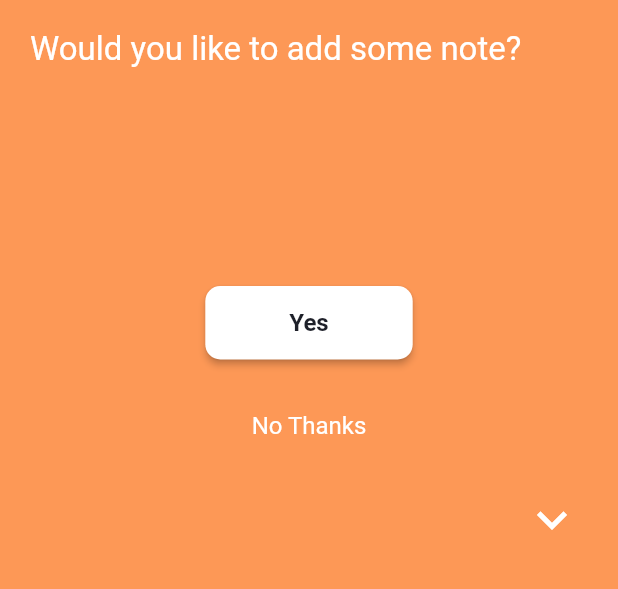
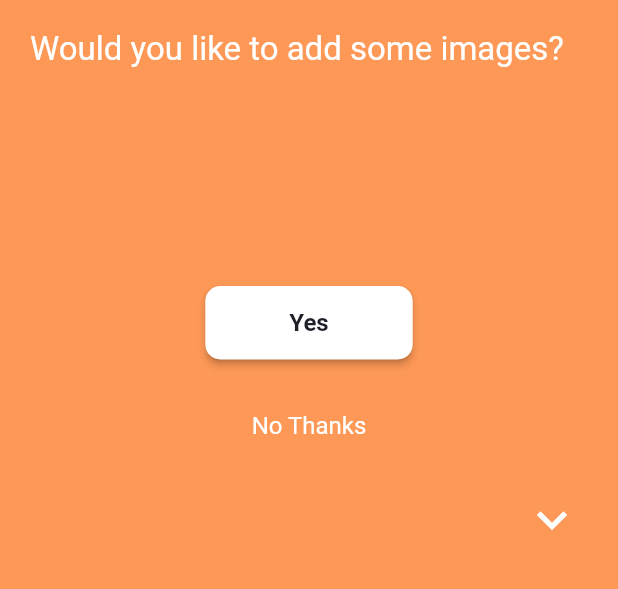
Before and after one commit to abdullah432/koko, a Flutter app: the WhatHappened screen opened directly, after a tap on "Yes", after a tap on the "navigate next" icon, on a phone screen of 412 x 824 dp, the part 143-732 px from its top. Run offline on Flutter 3.47's test engine with Material 2 defaults, Android fonts, the phone set to English and light mode, and no system bars; our stand-ins replace animated_text_kit, cloud_firestore, date_format, firebase_auth, firebase_core, firebase_storage and 6 more; missing offline and left inert: dart:ffi, facebook_audience_network, flutter_facebook_login, multi_image_picker; accounts and stored records are empty.

Commit message:
images upload support added

```diff
--- a/lib/main.dart
+++ b/lib/main.dart
@@ -1,5 +1,4 @@
 import 'package:facebook_audience_network/facebook_audience_network.dart';
-import 'package:firebase_admob/firebase_admob.dart';
 import 'package:firebase_core/firebase_core.dart';
 import 'package:kuku/screens/rootpage.dart';
 import 'package:flutter/material.dart';
@@ -14,9 +13,6 @@ void main() async {
   await Firebase.initializeApp();
   await Constant.loadSettings();
 
-  //admob ads initialize
-  FirebaseAdMob.instance
-      .initialize(appId: "ca-app-pub-5554760537482883~8172684706");
   //facebook ads
   FacebookAudienceNetwork.init(
     // testingId: "37b1da9d-b48c-4103-a393-2e095e734bd6", //optional
--- /dev/null
+++ b/lib/screens/imagesview.dart
@@ -0,0 +1,263 @@
+import 'package:kuku/utils/GlobalData.dart';
+import 'package:kuku/widgets/PhotoHero.dart';
+import 'package:kuku/screens/saveStory.dart';
+import 'package:kuku/utils/constant.dart';
+import 'package:flutter/cupertino.dart';
+import 'package:flutter/material.dart';
+import 'package:kuku/widgets/imagesgridview.dart';
+import 'package:multi_image_picker/multi_image_picker.dart';
+
+class ImagesView extends StatefulWidget {
+  @override
+  State<StatefulWidget> createState() {
+    return ImagesViewState();
+  }
+}
+
+class ImagesViewState extends State<ImagesView> {
+  double minimumPadding = 5.0;
+  bool buttonVisibility = true;
+  bool imagesViewVisibility = false;
+  TextEditingController noteController = TextEditingController();
+
+  //images picker
+  List<Asset> images = List<Asset>();
+  String _error;
+
+  @override
+  Widget build(BuildContext context) {
+    return Scaffold(
+      resizeToAvoidBottomPadding: false,
+      body: SizedBox.expand(
+        child: Constant.primiumThemeSelected
+            ? ImagePremiumContainer(
+                child: mainBody(),
+                gradient: Constant.selectedGradient,
+              )
+            : ImageNonPremiumContainer(
+                child: mainBody(),
+                color: Constant.selectedColor,
+              ),
+      ),
+    );
+  }
+
+  Widget mainBody() {
+    return SingleChildScrollView(
+      child: Column(
+        children: <Widget>[
+          Row(
+            mainAxisAlignment: MainAxisAlignment.spaceBetween,
+            children: <Widget>[
+              Padding(
+                padding: EdgeInsets.only(
+                    top: minimumPadding * 8, left: minimumPadding * 3),
+                child: Align(
+                    alignment: Alignment.topLeft,
+                    child: PhotoHero(
+                      photo: 'images/logo.png',
+                      width: 55,
+                    )),
+              ),
+              Padding(
+                padding: EdgeInsets.only(
+                    top: minimumPadding * 8, right: minimumPadding * 4),
+                child: IconButton(
+                    icon: Image.asset('images/cancelwhite.png'),
+                    iconSize: 10,
+                    onPressed: () {
+                      moveToLastScreen();
+                    }),
+              )
+            ],
+          ),
+          Padding(
+              padding: EdgeInsets.only(
+                  top: minimumPadding * 4,
+                  left: minimumPadding * 4,
+                  right: minimumPadding * 4,
+                  bottom: minimumPadding * 4),
+              child: Align(
+                alignment: Alignment.topLeft,
+                child: Text(
+                  'Would you like to add some images?',
+                  style: TextStyle(color: Colors.white, fontSize: 22.0),
+                ),
+              )),
+          Visibility(
+              visible: buttonVisibility,
+              child: Padding(
+                padding: EdgeInsets.only(top: minimumPadding * 25),
+                child: RaisedButton(
+                  color: Colors.white,
+                  shape: RoundedRectangleBorder(
+                      borderRadius: BorderRadius.circular(10)),
+                  child: Padding(
+                    padding: EdgeInsets.only(
+                      left: minimumPadding * 8,
+                      right: minimumPadding * 8,
+                      top: minimumPadding * 3,
+                      bottom: minimumPadding * 3,
+                    ),
+                    child: Text(
+                      'Yes',
+                      style: TextStyle(
+                          color: Constant.color5,
+                          fontWeight: FontWeight.bold,
+                          fontSize: 16),
+                    ),
+                  ),
+                  onPressed: () {
+                    setState(() {
+                      loadAssets();
+                      yesButtonLogic();
+                    });
+                  },
+                ),
+              )),
+          Visibility(
+              visible: buttonVisibility,
+              child: Padding(
+                padding: EdgeInsets.only(top: minimumPadding * 4),
+                child: FlatButton(
+                    child: Text(
+                      'No Thanks',
+                      style: TextStyle(color: Colors.white, fontSize: 16),
+                    ),
+                    onPressed: () {
+                      if (images != null) {
+                        GlobalData.images = images;
+                      }
+
+                      Navigator.push(context,
+                          MaterialPageRoute(builder: (context) => SaveStory()));
+                    }),
+              )),
+          Visibility(
+            visible: imagesViewVisibility,
+            child: ImagesGridView(images: images,),
+            // GridView.count(
+            //   // Create a grid with 2 columns. If you change the scrollDirection to
+            //   // horizontal, this produces 2 rows.
+            //   crossAxisCount: 3,
+            //   // Generate 100 widgets that display their index in the List.
+            //   shrinkWrap: true,
+            //   physics: const NeverScrollableScrollPhysics(),
+            //   children: List.generate(3, (index) {
+            //     return Center(
+            //         child: Container(
+            //       height: 90,
+            //       width: 90,
+            //       decoration: BoxDecoration(
+            //         borderRadius: BorderRadius.circular(10),
+            //         color: Colors.white,
+            //       ),
+            //     ));
+            //   }),
+            // ),
+          ),
+          Padding(
+              padding: EdgeInsets.only(top: minimumPadding * 3),
+              child: Align(
+                  alignment: Alignment.topRight,
+                  child: FlatButton(
+                    onPressed: () {
+                      if (images != null) {
+                        GlobalData.images = images;
+                      }
+                      Navigator.push(context,
+                          MaterialPageRoute(builder: (context) => SaveStory()));
+                    },
+                    child: RotatedBox(
+                      quarterTurns: 1,
+                      child: Icon(
+                        Icons.navigate_next,
+                        size: 40.0,
+                        color: Colors.white,
+                      ),
+                    ),
+                  )))
+        ],
+      ),
+    );
+  }
+
+  void moveToLastScreen() {
+    Navigator.pop(context);
+  }
+
+  void yesButtonLogic() {
+    buttonVisibility = false;
+    imagesViewVisibility = true;
+  }
+
+  Future<void> loadAssets() async {
+    setState(() {
+      images = List<Asset>();
+    });
+
+    List<Asset> resultList;
+    String error;
+
+    try {
+      resultList = await MultiImagePicker.pickImages(
+        maxImages: 300,
+      );
+    } on Exception catch (e) {
+      error = e.toString();
+    }
+
+    // If the widget was removed from the tree while the asynchronous platform
+    // message was in flight, we want to discard the reply rather than calling
+    // setState to update our non-existent appearance.
+    if (!mounted) return;
+
+    setState(() {
+      print('***setstate called***');
+      images = resultList;
+      if (error == null) _error = 'No Error Dectected';
+    });
+  }
+}
+
+//custom container classes
+
+class ImagePremiumContainer extends StatelessWidget {
+  final child;
+  LinearGradient gradient;
+  ImagePremiumContainer(
+      {@required this.child, @required this.gradient, Key key})
+      : super(key: key);
+
+  @override
+  Widget build(BuildContext context) {
+    return Container(
+      // width: MediaQuery.of(context).size.width,
+      // height: MediaQuery.of(context).size.height >= 775.0
+      //     ? MediaQuery.of(context).size.height
+      //     : 775.0,
+      decoration: BoxDecoration(gradient: gradient),
+      child: child,
+    );
+  }
+}
+
+class ImageNonPremiumContainer extends StatelessWidget {
+  final child;
+  Color color;
+  ImageNonPremiumContainer(
+      {@required this.child, @required this.color, Key key})
+      : super(key: key);
+
+  @override
+  Widget build(BuildContext context) {
+    return Container(
+      // width: MediaQuery.of(context).size.width,
+      // height: MediaQuery.of(context).size.height >= 775.0
+      //     ? MediaQuery.of(context).size.height
+      //     : 775.0,
+      color: color,
+      child: child,
+    );
+  }
+}
--- a/lib/screens/note.dart
+++ /dev/null
@@ -1,175 +0,0 @@
-import 'package:kuku/utils/GlobalData.dart';
-import 'package:kuku/widgets/PhotoHero.dart';
-import 'package:kuku/screens/saveStory.dart';
-import 'package:kuku/utils/constant.dart';
-import 'package:flutter/cupertino.dart';
-import 'package:flutter/material.dart';
-import 'package:kuku/widgets/nonpremiumcontainer.dart';
-import 'package:kuku/widgets/premiumcontainer.dart';
-
-class Note extends StatefulWidget {
-  @override
-  State<StatefulWidget> createState() {
-    return NoteState();
-  }
-}
-
-class NoteState extends State<Note> {
-  double minimumPadding = 5.0;
-  bool buttonVisibility = true;
-  bool textBoxVisibility = false;
-
-  TextEditingController noteController = TextEditingController();
-
-  @override
-  Widget build(BuildContext context) {
-    return Scaffold(
-        resizeToAvoidBottomPadding: false,
-        body: SizedBox.expand(
-            child: Constant.primiumThemeSelected
-                ? PremiumContainer(
-                    child: mainBody(),
-                    gradient: Constant.selectedGradient,
-                  )
-                : NonPremiumContainer(
-                    child: mainBody(),
-                    color: Constant.selectedColor,
-                  )));
-  }
-
-  Widget mainBody() {
-    return Column(
-      children: <Widget>[
-        Row(
-          mainAxisAlignment: MainAxisAlignment.spaceBetween,
-          children: <Widget>[
-            Padding(
-              padding: EdgeInsets.only(
-                  top: minimumPadding * 8, left: minimumPadding * 3),
-              child: Align(
-                  alignment: Alignment.topLeft,
-                  child: PhotoHero(
-                    photo: 'images/logo.png',
-                    width: 55,
-                  )),
-            ),
-            Padding(
-              padding: EdgeInsets.only(
-                  top: minimumPadding * 8, right: minimumPadding * 4),
-              child: IconButton(
-                  icon: Image.asset('images/cancelwhite.png'),
-                  iconSize: 10,
-                  onPressed: () {
-                    moveToLastScreen();
-                  }),
-            )
-          ],
-        ),
-        Padding(
-            padding: EdgeInsets.only(
-                top: minimumPadding * 4,
-                left: minimumPadding * 4,
-                bottom: minimumPadding * 4),
-            child: Align(
-              alignment: Alignment.topLeft,
-              child: Text(
-                'Would you like to add some note?',
-                style: TextStyle(color: Colors.white, fontSize: 22.0),
-              ),
-            )),
-        Visibility(
-            visible: buttonVisibility,
-            child: Padding(
-              padding: EdgeInsets.only(top: minimumPadding * 25),
-              child: RaisedButton(
-                color: Colors.white,
-                shape: RoundedRectangleBorder(
-                    borderRadius: BorderRadius.circular(10)),
-                child: Padding(
-                  padding: EdgeInsets.only(
-                    left: minimumPadding * 8,
-                    right: minimumPadding * 8,
-                    top: minimumPadding * 3,
-                    bottom: minimumPadding * 3,
-                  ),
-                  child: Text(
-                    'Yes',
-                    style: TextStyle(
-                        color: Constant.color5,
-                        fontWeight: FontWeight.bold,
-                        fontSize: 16),
-                  ),
-                ),
-                onPressed: () {
-                  setState(() {
-                    yesButtonLogic();
-                  });
-                },
-              ),
-            )),
-        Visibility(
-            visible: buttonVisibility,
-            child: Padding(
-              padding: EdgeInsets.only(top: minimumPadding * 4),
-              child: FlatButton(
-                  child: Text(
-                    'No Thanks',
-                    style: TextStyle(color: Colors.white, fontSize: 16),
-                  ),
-                  onPressed: () {
-                    Navigator.push(context,
-                        MaterialPageRoute(builder: (context) => SaveStory()));
-                  }),
-            )),
-        Visibility(
-          visible: textBoxVisibility,
-          child: Padding(
-            padding: EdgeInsets.only(
-                left: minimumPadding * 5, right: minimumPadding * 4),
-            child: TextField(
-              controller: noteController,
-              maxLines: 15,
-              decoration: InputDecoration(
-                border: new OutlineInputBorder(
-                    borderSide: new BorderSide(color: Colors.teal)),
-                hintStyle: TextStyle(color: Colors.white70),
-                hintText: 'Add some notes ...',
-              ),
-              style: TextStyle(color: Colors.white, fontSize: 15),
-              onChanged: (value) {
-                GlobalData.note = noteController.text;
-              },
-            ),
-          ),
-        ),
-        Padding(
-            padding: EdgeInsets.only(top: minimumPadding * 3),
-            child: Align(
-                alignment: Alignment.topRight,
-                child: FlatButton(
-                  onPressed: () {
-                    Navigator.push(context,
-                        MaterialPageRoute(builder: (context) => SaveStory()));
-                  },
-                  child: RotatedBox(
-                    quarterTurns: 1,
-                    child: Icon(
-                      Icons.navigate_next,
-                      size: 40.0,
-                      color: Colors.white,
-                    ),
-                  ),
-                )))
-      ],
-    );
-  }
-
-  void moveToLastScreen() {
-    Navigator.pop(context);
-  }
-
-  void yesButtonLogic() {
-    buttonVisibility = false;
-    textBoxVisibility = true;
-  }
-}
--- a/lib/screens/saveStory.dart
+++ b/lib/screens/saveStory.dart
@@ -151,17 +151,31 @@ class SaveStoryState extends State {
   }
 
   void saveStory(BuildContext context) async {
+    List<String> listOfDownloadUrl = [];
     //cicular progress bar
     startProgressAnimation();
 
     CustomFirestore _customFirestore = CustomFirestore();
+    //first upload images to storage, if selected
+    if(GlobalData.images == null)
+      print('it null');
+    if (GlobalData.images != null) {
+      for (int i = 0; i < GlobalData.images.length; i++) {
+        String dowUrl = await _customFirestore
+            .saveImageToFirestoreStorage(GlobalData.images[i]);
+        print('dowUrl: '+dowUrl);
+        listOfDownloadUrl.add(dowUrl);
+      }
+    }
+
     _customFirestore.addStoryToFirestore(
       title: GlobalData.title,
       date: GlobalData.date,
       feeling: GlobalData.feeling,
       reason: GlobalData.reason,
       whatHappened: GlobalData.whatHappened,
-      note: GlobalData.note,
+      dowImagesList: listOfDownloadUrl
+      // note: GlobalData.note,
     );
 
     waiting = false;
--- a/lib/screens/whatHappened.dart
+++ b/lib/screens/whatHappened.dart
@@ -1,6 +1,6 @@
 import 'package:kuku/utils/GlobalData.dart';
 import 'package:kuku/widgets/PhotoHero.dart';
-import 'package:kuku/screens/note.dart';
+import 'package:kuku/screens/imagesview.dart';
 import 'package:kuku/utils/constant.dart';
 import 'package:flutter/cupertino.dart';
 import 'package:flutter/material.dart';
@@ -163,7 +163,7 @@ class WhatHappenedState extends State<WhatHappened> {
   }
 
   navigateToNoteScreen() {
-    Navigator.push(context, MaterialPageRoute(builder: (context) => Note()));
+    Navigator.push(context, MaterialPageRoute(builder: (context) => ImagesView()));
   }
 
   void moveToLastScreen() {
--- a/lib/utils/GlobalData.dart
+++ b/lib/utils/GlobalData.dart
@@ -1,8 +1,10 @@
+import 'package:multi_image_picker/multi_image_picker.dart';
+
 class GlobalData {
   static String title = '';
   static String date = '';
   static String feeling = '';
   static String reason = '';
   static String whatHappened = '';
-  static String note = '';
+  static List<Asset> images;
 }
--- a/pubspec.yaml
+++ b/pubspec.yaml
@@ -15,7 +15,7 @@ publish_to: 'none' # Remove this line if you wish to publish to pub.dev
 # In iOS, build-name is used as CFBundleShortVersionString while build-number used as CFBundleVersion.
 # Read more about iOS versioning at
 # https://developer.apple.com/library/archive/documentation/General/Reference/InfoPlistKeyReference/Articles/CoreFoundationKeys.html
-version: 1.0.3+3
+version: 1.0.5+5
 
 environment:
   sdk: ">=2.7.0 <3.0.0"
@@ -25,6 +25,7 @@ dependencies:
     sdk: flutter
   firebase_auth: ^0.18.0+1
   cloud_firestore: ^0.14.0+2
+  firebase_storage: ^4.0.1
   firebase_core: ^0.5.0
   flutter_facebook_login: ^3.0.0
   google_sign_in: ^4.5.3
@@ -35,11 +36,10 @@ dependencies:
   shared_preferences: ^0.5.8
   animated_text_kit: ^2.1.0
   flutter_icons: ^1.1.0
-  firebase_admob: ^0.10.0-dev.1
-  flutter_native_admob: ^2.1.0+3
   facebook_audience_network: ^0.7.1
   flutter_automation: ^1.4.0
   webview_flutter: ^0.3.22+1
+  multi_image_picker: ^4.7.14
   # flutter_datetime_picker: ^1.3.5
   flutter_datetime_picker:
     git:
```
Also changed, not shown: lib/model/Story.dart (+6 -8 lines), lib/screens/feeling.dart (+42 -4 lines), lib/screens/home_page.dart (+0 -36 lines), lib/screens/login_signup_page.dart (+8 -2 lines), lib/screens/settings/themepage.dart (+53 -7 lines), lib/utils/customfirestore.dart (+18 -2 lines), lib/utils/mycustomadmob.dart (deleted, +0 -41 lines), lib/widgets/imagesgridview.dart (added, +41 -0 lines), pubspec.lock, 2 other files.
